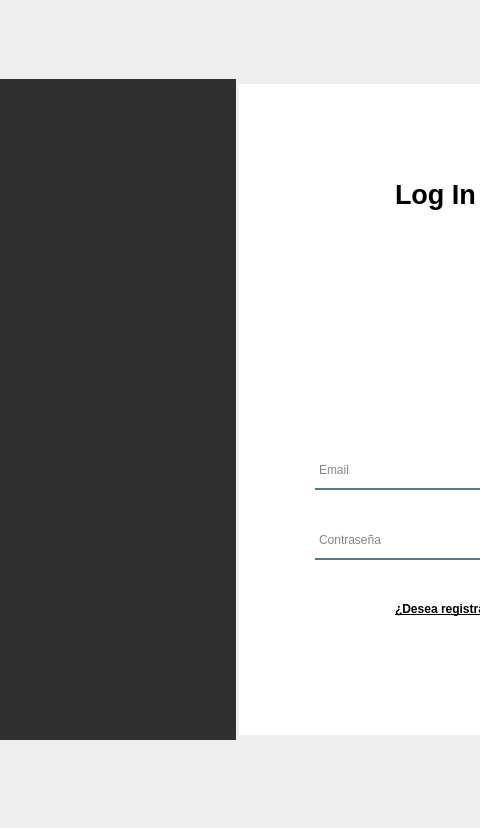
Above: GoldenAi/mockupIngresar.ui from Matias-Egana/GoldenAI before the change; both pictures show x 294 to 774 and y 0 to 828 of the 1098 by 828 pixel window. Below: the same form after it.
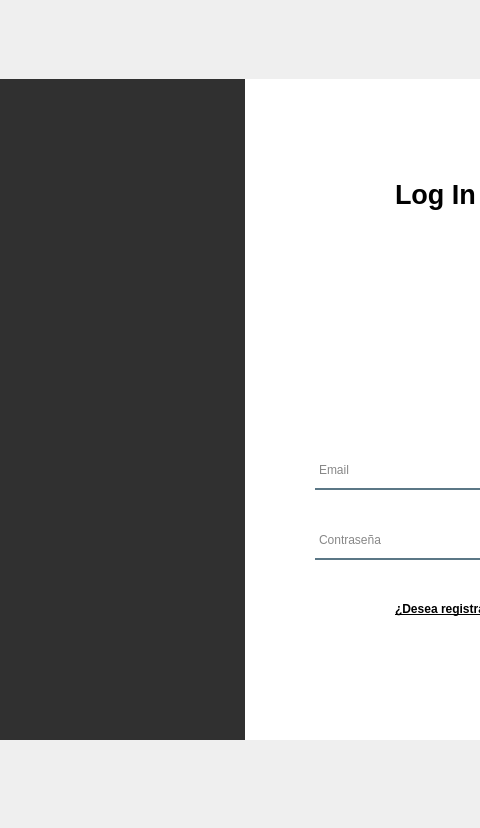
That is the form after the change. Icons and pictures are not drawn.

Commit message: Change Name Mockup

What changed in the file:
```diff
--- a/GoldenAi/mockupIngresar.ui
+++ b/GoldenAi/mockupIngresar.ui
@@ -35,7 +35,7 @@
       <rect>
        <x>80</x>
        <y>40</y>
-       <width>411</width>
+       <width>421</width>
        <height>661</height>
       </rect>
      </property>
@@ -51,10 +51,10 @@
     <widget class="QLabel" name="label_2">
      <property name="geometry">
       <rect>
-       <x>494</x>
-       <y>45</y>
+       <x>500</x>
+       <y>40</y>
        <width>431</width>
-       <height>651</height>
+       <height>661</height>
       </rect>
      </property>
      <property name="cursor">
```
Left out of the diff: 10 changed lines with no effect on the pictures. The commit also changes 7 other files.
